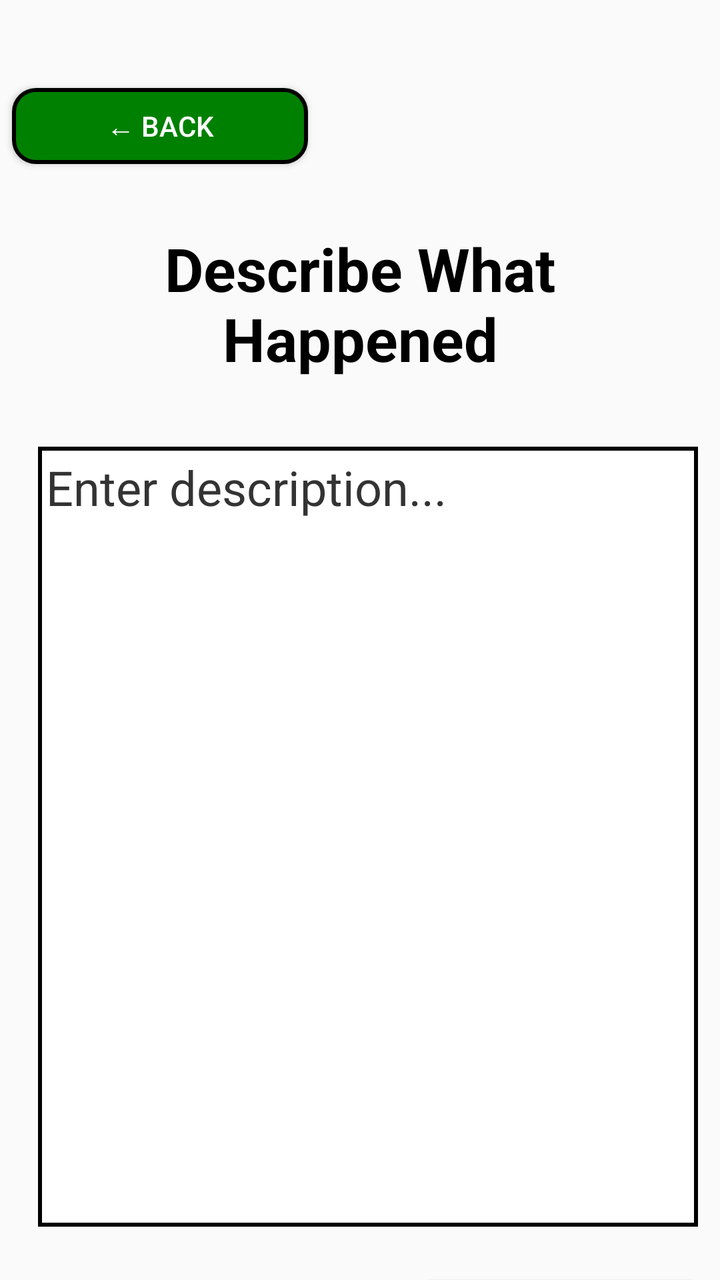
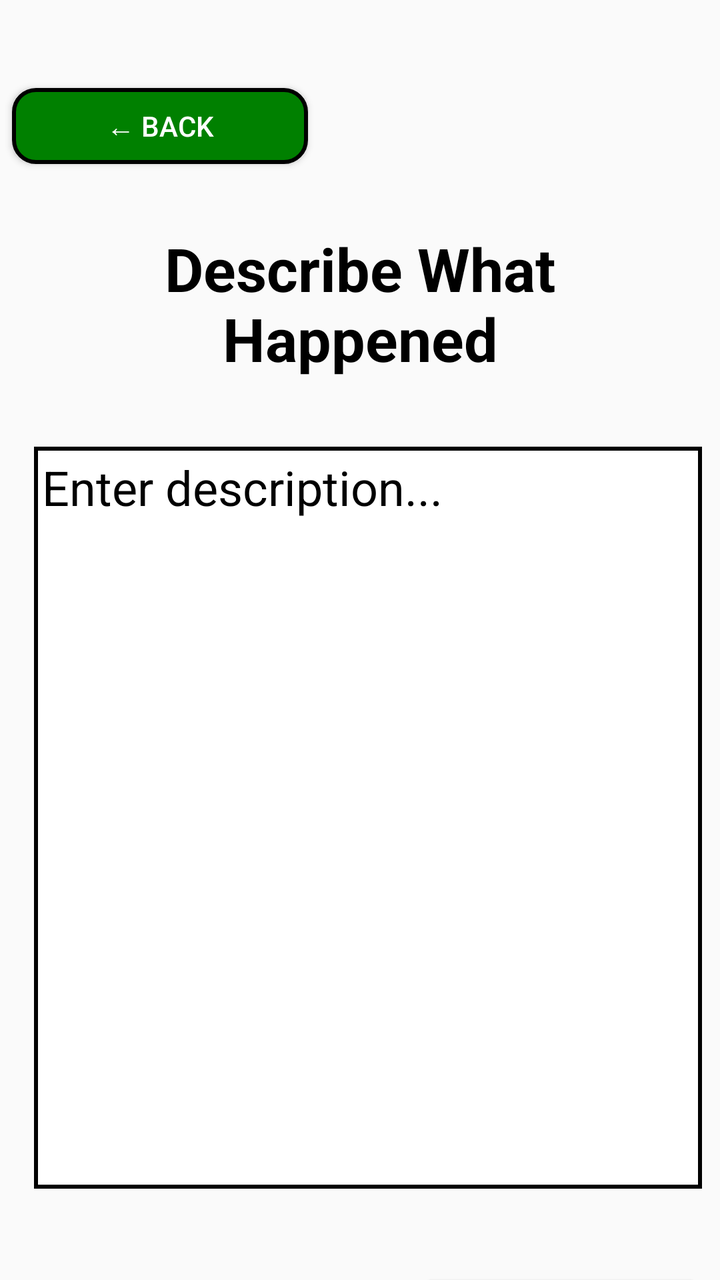

Before-and-after screenshots of an Android layout around one commit, followed by the original layout XML and the change that was made.
<!-- AndroidManifest.xml: application theme Theme.JavaReportingSystem -->
<!-- res/layout/activity_report_description.xml -->
<?xml version="1.0" encoding="utf-8"?>
<androidx.constraintlayout.widget.ConstraintLayout xmlns:android="http://schemas.android.com/apk/res/android"
    xmlns:app="http://schemas.android.com/apk/res-auto"
    xmlns:tools="http://schemas.android.com/tools"
    android:id="@+id/main"
    android:layout_width="match_parent"
    android:layout_height="match_parent"
    tools:context=".ui.ReportDescriptionActivity">

    
    <Button
        android:id="@+id/btnBack"
        android:layout_width="148dp"
        android:layout_height="38dp"
        android:layout_marginStart="6dp"
        android:layout_marginTop="44dp"
        android:background="@drawable/back_button"
        android:gravity="center"
        android:minHeight="0dp"
        android:minWidth="0dp"
        android:padding="0dp"
        android:text="← BACK"
        android:textColor="@color/white"
        android:textAllCaps="false"
        android:textSize="14sp"
        app:layout_constraintStart_toStartOf="parent"
        app:layout_constraintTop_toTopOf="parent" />

    
    <TextView
        android:id="@+id/tvHeading"
        android:layout_width="0dp"
        android:layout_height="wrap_content"
        android:layout_marginStart="24dp"
        android:layout_marginEnd="24dp"
        android:layout_marginTop="32dp"
        android:gravity="center"
        android:text="Describe What\nHappened"
        android:textColor="#000000"
        android:textSize="30sp"
        android:textStyle="bold"
        android:fontFamily="sans-serif"
        app:layout_constraintTop_toBottomOf="@id/btnBack"
        app:layout_constraintStart_toStartOf="parent"
        app:layout_constraintEnd_toEndOf="parent" />

    
    <EditText
        android:id="@+id/txtDescription"
        android:layout_width="330dp"
        android:layout_height="390dp"
        android:layout_marginStart="32dp"
        android:layout_marginTop="34dp"
        android:layout_marginEnd="24dp"
        android:autofillHints="Type what happened"
        android:background="@drawable/description_border"
        android:gravity="top|start"
        android:hint="Enter description..."
        android:inputType="textMultiLine|textCapSentences"
        android:padding="4dp"
        android:scrollbars="vertical"
        android:textColor="#000000"
        android:textColorHint="#333333"
        android:textSize="24sp"
        app:layout_constraintEnd_toEndOf="parent"
        app:layout_constraintHeight_default="spread"
        app:layout_constraintStart_toStartOf="parent"
        app:layout_constraintTop_toBottomOf="@id/tvHeading" />

    

    
    <Button
        android:id="@+id/btnNext"
        android:layout_width="148dp"
        android:layout_height="38dp"
        android:layout_marginTop="640dp"
        android:background="@drawable/next_button"
        android:gravity="center"
        android:minWidth="0dp"
        android:minHeight="0dp"
        android:padding="0dp"
        android:text="NEXT →"
        android:textAllCaps="false"
        android:textColor="@color/white"
        android:textSize="14sp"
        app:layout_constraintEnd_toEndOf="parent"
        app:layout_constraintHorizontal_bias="0.973"
        app:layout_constraintStart_toStartOf="parent"
        app:layout_constraintTop_toTopOf="parent" />


</androidx.constraintlayout.widget.ConstraintLayout>
<!-- resources referenced by this layout -->
<resources>
  <color name="white">#FFFFFFFF</color>
  <!-- drawable back_button (drawable) -->
  <?xml version="1.0" encoding="utf-8"?>
  <shape xmlns:android="http://schemas.android.com/apk/res/android"
      android:shape="rectangle">
  
      <solid android:color="#008000" />
  
      <stroke
          android:width="2dp"
          android:color="#000000" />
  
      <corners android:radius="11dp" />
  
  </shape>
  <!-- drawable description_border (drawable) -->
  <?xml version="1.0" encoding="utf-8"?>
  <shape xmlns:android="http://schemas.android.com/apk/res/android"
      android:shape="rectangle">
  
      <solid android:color="#FFFFFF" />
  
      <stroke
          android:width="2dp"
          android:color="#000000" />
  
      <corners android:radius="0dp" />
  
  </shape>
  <!-- drawable next_button (drawable) -->
  <?xml version="1.0" encoding="utf-8"?>
  <shape xmlns:android="http://schemas.android.com/apk/res/android"
      android:shape="rectangle">
  
      <solid android:color="#0062D1" />
  
      <stroke
          android:width="2dp"
          android:color="#000000" />
  
      <corners android:radius="11dp" />
  
  </shape>
  <style name="Theme.JavaReportingSystem" parent="Base.Theme.JavaReportingSystem" />
  <style name="Base.Theme.JavaReportingSystem" parent="Theme.AppCompat.DayNight.NoActionBar">
          
          
      </style>
</resources>

<!-- the commit's change to res/layout/activity_report_description.xml (unified diff, before → after) -->
@@ -16,12 +16,12 @@
         android:layout_marginTop="44dp"
         android:background="@drawable/back_button"
         android:gravity="center"
+        android:minWidth="0dp"
         android:minHeight="0dp"
-        android:minWidth="0dp"
         android:padding="0dp"
         android:text="← BACK"
+        android:textAllCaps="false"
         android:textColor="@color/white"
-        android:textAllCaps="false"
         android:textSize="14sp"
         app:layout_constraintStart_toStartOf="parent"
         app:layout_constraintTop_toTopOf="parent" />
@@ -32,26 +32,27 @@
         android:layout_width="0dp"
         android:layout_height="wrap_content"
         android:layout_marginStart="24dp"
+        android:layout_marginTop="32dp"
         android:layout_marginEnd="24dp"
-        android:layout_marginTop="32dp"
+        android:fontFamily="sans-serif"
         android:gravity="center"
         android:text="Describe What\nHappened"
         android:textColor="#000000"
         android:textSize="30sp"
         android:textStyle="bold"
-        android:fontFamily="sans-serif"
-        app:layout_constraintTop_toBottomOf="@id/btnBack"
+        app:layout_constraintEnd_toEndOf="parent"
         app:layout_constraintStart_toStartOf="parent"
-        app:layout_constraintEnd_toEndOf="parent" />
+        app:layout_constraintTop_toBottomOf="@id/btnBack" />
 
     
     <EditText
         android:id="@+id/txtDescription"
-        android:layout_width="330dp"
-        android:layout_height="390dp"
+        android:layout_width="334dp"
+        android:layout_height="371dp"
         android:layout_marginStart="32dp"
         android:layout_marginTop="34dp"
         android:layout_marginEnd="24dp"
+        android:layout_marginBottom="246dp"
         android:autofillHints="Type what happened"
         android:background="@drawable/description_border"
         android:gravity="top|start"
@@ -59,15 +60,15 @@
         android:inputType="textMultiLine|textCapSentences"
         android:padding="4dp"
         android:scrollbars="vertical"
-        android:textColor="#000000"
-        android:textColorHint="#333333"
+        android:textColor="@color/black"
+        android:textColorHint="@color/black"
         android:textSize="24sp"
+        app:layout_constraintBottom_toBottomOf="parent"
         app:layout_constraintEnd_toEndOf="parent"
         app:layout_constraintHeight_default="spread"
         app:layout_constraintStart_toStartOf="parent"
-        app:layout_constraintTop_toBottomOf="@id/tvHeading" />
-
-    
+        app:layout_constraintTop_toBottomOf="@id/tvHeading"
+        app:layout_constraintVertical_bias="0" />
 
     
     <Button
<!-- resource entries referenced after the edit -->
@@ -1,5 +1,6 @@
 <!-- resources referenced by this layout -->
 <resources>
+  <color name="black">#FF000000</color>
   <color name="white">#FFFFFFFF</color>
   <!-- drawable back_button (drawable) -->
   <?xml version="1.0" encoding="utf-8"?>
